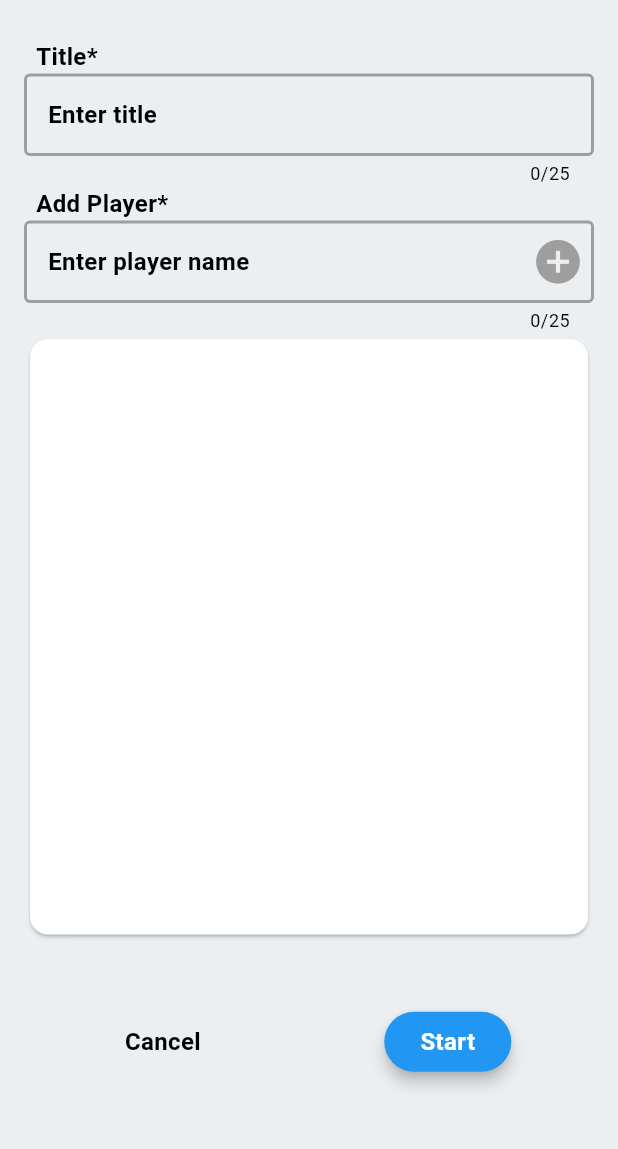
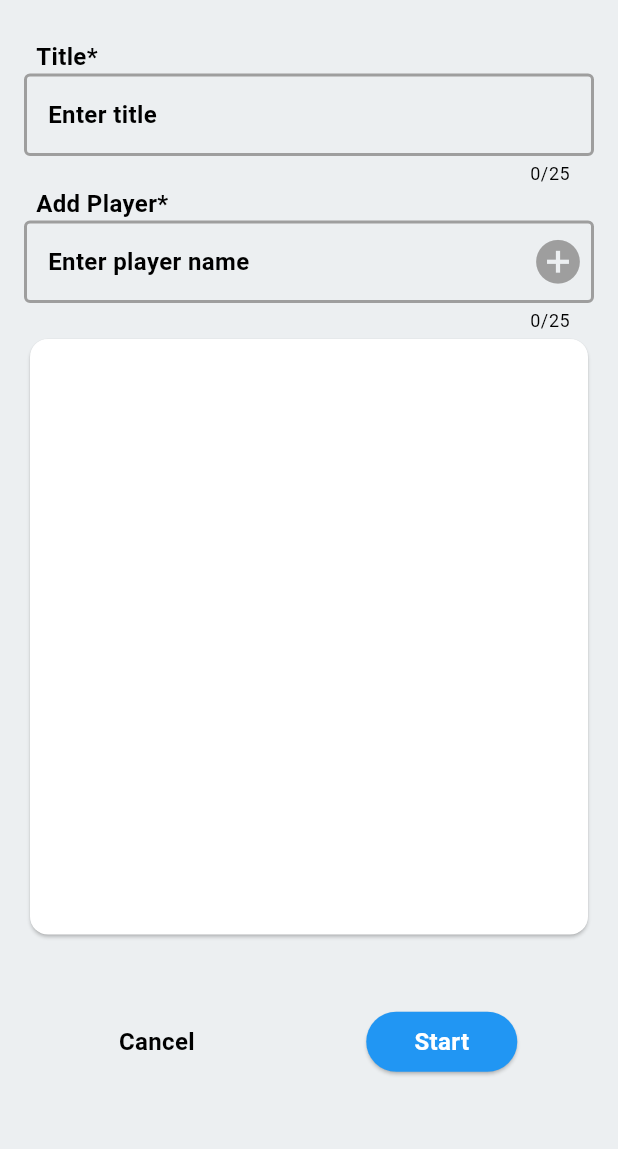
Before and after one commit to Mozgo-kontrol/uno_hero, a Flutter app: the screen it shows after launch, after a tap on the "add circle" icon, on a phone screen of 412 x 824 dp, the part 69-1218 px from its top. Run offline on Flutter 3.47's test engine with Material 3 defaults, Android fonts, the phone set to English and light mode, and no system bars; our stand-ins replace bloc, flutter_bloc, flutter_svg, get_it, hive, hive_flutter; missing offline and left inert: wheel_spinner; accounts and stored records are empty; project files that could hold a hidden picture were left out.

Commit message:
Ticket: Theme change mode

```diff
--- a/lib/application/common_widgets/pop_up_dialog.dart
+++ b/lib/application/common_widgets/pop_up_dialog.dart
@@ -37,11 +37,8 @@ class TopPopupDialog extends StatelessWidget {
           child: Text("Cancel", style: themeData.textTheme.bodyMedium),
         ),
         ElevatedButton(
-          style: ElevatedButton.styleFrom(
-            backgroundColor: Colors.blue,
-          ),
           onPressed: onAgree,
-          child: Text("Ok", style: themeData.textTheme.bodyMedium?.copyWith(color: Colors.white)),
+          child: const Text("Ok"),
         ),
       ],
     );
--- /dev/null
+++ b/lib/application/services/theme_service.dart
@@ -0,0 +1,10 @@
+import 'package:flutter/cupertino.dart';
+
+class ThemeService extends ChangeNotifier {
+  bool isDarkModeOn = false;
+
+  void toggleTheme() {
+    isDarkModeOn = !isDarkModeOn;
+    notifyListeners();
+  }
+}
--- a/lib/main.dart
+++ b/lib/main.dart
@@ -1,6 +1,7 @@
 import 'package:flutter/material.dart';
 import 'package:flutter_bloc/flutter_bloc.dart';
 import 'package:get_it/get_it.dart';
+import 'package:provider/provider.dart';
 import 'package:uno_notes/presantation/create_tournament_page/widgets/tournament_create_page.dart';
 
 import 'package:uno_notes/presantation/scopes_page/widgets/scores_page.dart';
@@ -8,6 +9,7 @@ import 'package:uno_notes/presantation/tournament_page/widgets/tournament_page.d
 import 'package:uno_notes/theme.dart';
 import 'application/create_tournament_page/create_tournamet_bloc.dart';
 import 'application/scope_page/scope_bloc.dart';
+import 'application/services/theme_service.dart';
 import 'application/tournament_page/tournament_bloc.dart';
 import 'domain/navigation/navigation.dart';
 import 'injection.dart' as di;
@@ -18,22 +20,26 @@ GetIt getIt = GetIt.instance;
 Future<void> main() async {
   WidgetsFlutterBinding.ensureInitialized();
   await di.init();
-  runApp(const MyApp());
+  runApp(ChangeNotifierProvider(
+    create: (context) => ThemeService(),
+    child: const MyApp(),
+  ));
 }
-
 class MyApp extends StatelessWidget {
   const MyApp({super.key});
 
   // This widget is the root of your application.
   @override
   Widget build(BuildContext context) {
+    return Consumer<ThemeService>(
+        builder: (context, themeService, child) {
           return MaterialApp(
             title: 'Uno Hero',
             debugShowCheckedModeBanner: false,
             debugShowMaterialGrid: false,
             theme: AppTheme.lightTheme,
             darkTheme: AppTheme.darkTheme,
-      themeMode: ThemeMode.light,
+            themeMode: (themeService.isDarkModeOn) ? ThemeMode.dark : ThemeMode.light,
             home: BlocProvider(
                 create: (BuildContext context) => sl<TournamentBloc>(),
                 child: const TournamentPage()),
@@ -50,5 +56,7 @@ class MyApp extends StatelessWidget {
                   child: const ScopesPage()),
             },
           );
+        });
+
   }
 }
--- a/lib/presantation/create_tournament_page/widgets/tournament_create_page.dart
+++ b/lib/presantation/create_tournament_page/widgets/tournament_create_page.dart
@@ -22,6 +22,7 @@ class _TournamentCreationPageState extends State<TournamentCreationPage> {
   final _playerNameFocusNode = FocusNode();
   final _titleFocusNode = FocusNode();
   late final createTournamentBloc;
+
   @override
   void dispose() {
     titleController.dispose();
@@ -46,8 +47,7 @@ class _TournamentCreationPageState extends State<TournamentCreationPage> {
             alignment: Alignment.topCenter, // Position the popup at the top
             child: TopPopupDialog(
               errorType: 'Alert',
-              message:
-                  "You need at least two players to start the game!",
+              message: "You need at least two players to start the game!",
               onAgree: () {
                 Navigator.pop(context);
               },
@@ -85,8 +85,8 @@ class _TournamentCreationPageState extends State<TournamentCreationPage> {
             return Scaffold(
               resizeToAvoidBottomInset: true,
               appBar: AppBar(
-                title: Text("New Game",
-                    style: themeData.textTheme.displayLarge),
+                title:
+                    Text("New Game", style: themeData.textTheme.displayLarge),
                 centerTitle: true,
                 leading: IconButton(
                     icon: const Icon(Icons.arrow_back_ios_new_rounded),
@@ -221,8 +221,7 @@ class _TournamentCreationPageState extends State<TournamentCreationPage> {
             autofocus: false,
             focusNode: thisFocusNode,
             cursorColor: Colors.grey,
-            onSubmitted: (value) =>
-                {print(value), thisFocusNode.unfocus()},
+            onSubmitted: (value) => {print(value), thisFocusNode.unfocus()},
             onTap: () {
               thisFocusNode.requestFocus(); // Request focus when tapped
             },
@@ -331,11 +330,6 @@ class _TournamentCreationPageState extends State<TournamentCreationPage> {
             ),
           ),
           ElevatedButton(
-            style: ElevatedButton.styleFrom(
-              //backgroundColor: themeData.buttonTheme.colorScheme?.background,
-              backgroundColor: Colors.blue,
-              elevation: 4,
-            ),
             onPressed: () {
               if (state.isReadyToStart) {
                 sendNewEvent(StartTournamentEvent());
@@ -348,7 +342,8 @@ class _TournamentCreationPageState extends State<TournamentCreationPage> {
             },
             child: Text(
               "Start",
-              style: themeData.textTheme.bodyMedium?.copyWith(color: Colors.white),
+              style:
+                  themeData.textTheme.bodyMedium?.copyWith(color: Colors.white),
             ),
           ),
         ],
--- a/lib/presantation/scopes_page/widgets/scopes_board_item.dart
+++ b/lib/presantation/scopes_page/widgets/scopes_board_item.dart
@@ -12,7 +12,7 @@ class ScoreBoardItemWidget extends StatelessWidget {
       const myMap = {
       1: Colors.lightGreen,
       2: Colors.orange,
-      3: Colors.black};
+      3: null};
 
     Color? chooseColor(int place, int currentScore) {
       Color? result;
--- a/lib/presantation/tournament_page/widgets/tournament_page.dart
+++ b/lib/presantation/tournament_page/widgets/tournament_page.dart
@@ -65,7 +65,6 @@ class _TournamentPageState extends State<TournamentPage> {
   Widget build(BuildContext context) {
     final themeData =Theme.of(context);
     return Scaffold(
-      backgroundColor: Colors.white,
       appBar: AppBar(
         centerTitle: true,
         title: Text(
@@ -74,7 +73,7 @@ class _TournamentPageState extends State<TournamentPage> {
         ),
         actions: [
             Padding(
-              padding: const EdgeInsets.only(right: 8.0),
+              padding: const EdgeInsets.only(right: 4.0, bottom: 8),
               child: IconButton(
                 icon: const Icon(Icons.add_circle),
                 iconSize: 45,
--- a/lib/theme.dart
+++ b/lib/theme.dart
@@ -50,17 +50,17 @@ class AppTheme {
       fontSize: 16);
 
   static final TextStyle _darkButtonMediumStyle =
-  _lightButtonMediumStyle.copyWith(color: Colors.blue);
+      _lightButtonMediumStyle.copyWith(color: Colors.blue);
 
 //Button text style
   static final TextStyle _darkThemeHeadingTextStyle =
-  _lightHeadingTextStyle.copyWith(color: _darkTextColorPrimary);
+      _lightHeadingTextStyle.copyWith(color: _darkTextColorPrimary);
 
   static final TextStyle _darkThemeBodyTextStyle =
-  _lightBodyTextStyle.copyWith(color: _darkTextColorPrimary);
+      _lightBodyTextStyle.copyWith(color: _darkTextColorPrimary);
 
   static final TextStyle _darkThemeBodyMediumTextStyle =
-  _lightBodyMediumTextStyle.copyWith(color: _darkTextColorPrimary);
+      _lightBodyMediumTextStyle.copyWith(color: _darkTextColorPrimary);
 
   static const TextTheme _lightTextTheme = TextTheme(
     displayLarge: _lightHeadingTextStyle,
@@ -81,7 +81,6 @@ class AppTheme {
     shape: RoundedRectangleBorder(
       borderRadius: BorderRadius.circular(10.0),
     ),
-
     // Button padding
     padding: const EdgeInsets.symmetric(vertical: 12.0, horizontal: 20.0),
 
@@ -92,7 +91,8 @@ class AppTheme {
     disabledColor: Colors.grey,
 
     // Button's text color
-    textTheme: ButtonTextTheme.primary, // Use predefined text theme for primary buttons
+    textTheme: ButtonTextTheme.primary,
+    // Use predefined text theme for primary buttons
 
     // Button's elevation
     height: 48.0,
@@ -104,12 +104,37 @@ class AppTheme {
     materialTapTargetSize: MaterialTapTargetSize.padded,
   );
 
+  static final ElevatedButtonThemeData _lightElevatedButtonTheme =
+      ElevatedButtonThemeData(
+          style: ElevatedButton.styleFrom(
+              // Button background color
+              backgroundColor: Colors.blue,
+              foregroundColor: Colors.white,
+              padding: const EdgeInsets.symmetric(horizontal: 32, vertical: 8),
+              // Text and icon color
+              textStyle: _lightBodyMediumTextStyle,
+              shape: const RoundedRectangleBorder(
+                borderRadius: BorderRadius.all(Radius.circular(49.0)),
+              )));
+  static final ElevatedButtonThemeData _darkElevatedButtonTheme =
+  ElevatedButtonThemeData(
+      style: ElevatedButton.styleFrom(
+        // Button background color
+          backgroundColor: Colors.blue,
+          foregroundColor: Colors.white,
+          padding: const EdgeInsets.symmetric(horizontal: 8, vertical: 8),
+          // Text and icon color
+          textStyle: _lightBodyMediumTextStyle,
+          shape: RoundedRectangleBorder(
+              borderRadius: BorderRadius.circular(10))));
+
   static final ThemeData lightTheme = ThemeData(
     scaffoldBackgroundColor: _lightPrimaryColor,
     appBarTheme: const AppBarTheme(
         color: _appbarColorLight,
         iconTheme: IconThemeData(color: _lightIconColor)),
     bottomAppBarTheme: const BottomAppBarTheme(color: _appbarColorLight),
+    elevatedButtonTheme: _lightElevatedButtonTheme,
     colorScheme: ColorScheme.light(
         primary: _lightPrimaryColor,
         onPrimary: _lightOnPrimaryColor,
@@ -117,9 +142,7 @@ class AppTheme {
         primaryContainer: _lightPrimaryVariantColor),
     textTheme: _lightTextTheme,
     buttonTheme: _buttonTheme,
-
   );
-
 
   static final ThemeData darkTheme = ThemeData(
     scaffoldBackgroundColor: _darkPrimaryColor,
@@ -127,6 +150,7 @@ class AppTheme {
         color: _appbarColorDark,
         iconTheme: const IconThemeData(color: _darkIconColor)),
     bottomAppBarTheme: BottomAppBarTheme(color: _appbarColorDark),
+    elevatedButtonTheme: _darkElevatedButtonTheme,
     colorScheme: ColorScheme.dark(
       primary: _darkPrimaryColor,
       secondary: _accentColorDark,
--- a/pubspec.yaml
+++ b/pubspec.yaml
@@ -44,6 +44,7 @@ dependencies:
   wheel_spinner: ^0.7.3
   flutter_svg: ^1.1.6 # icons
   google_fonts: ^2.1.0 #font family
+  provider: ^6.1.2 #Provider for theme_service
 dev_dependencies:
   flutter_test:
     sdk: flutter
```
Also changed, not shown: lib/presantation/manage_scopes_page/manage_scores_page_dialog.dart (+18 -16 lines), lib/presantation/manage_scopes_page/widget/edit_players_score_stepper_widget.dart (+37 -36 lines), lib/presantation/scopes_page/widgets/scores_page.dart (+3 -9 lines), pubspec.lock. Lines whose indentation alone changed are shown as unchanged.
